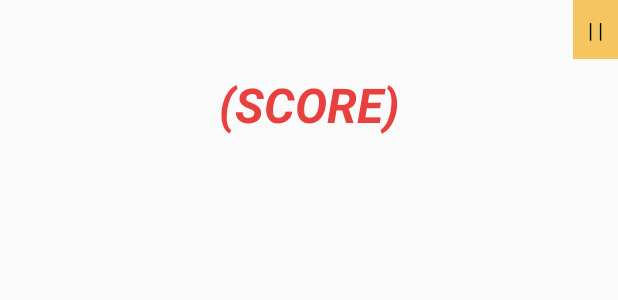
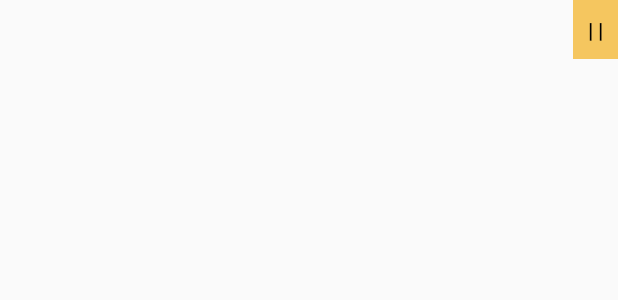
Before and after one commit to jghjianghan/Piano_Tiles_KW, an Android app: the layout fragment_gameplay.xml on its own in the app's theme, with its tools: preview values and no code run, on a phone screen of 412 x 824 dp. Shown: the top 300 px of the screen. Run offline under Robolectric (Android 15) with nearby library versions, the phone set to English and light mode, and no system bars.

Commit message:
pindahin string ke resource, edit style pause dialog dikit

```diff
--- a/app/src/main/res/layout/fragment_gameplay.xml
+++ b/app/src/main/res/layout/fragment_gameplay.xml
@@ -13,12 +13,9 @@
         android:layout_width="wrap_content"
         android:layout_height="wrap_content"
         android:id="@+id/tv_score_value"
-
-        android:text="(SCORE)"
         android:textColor="@color/colorRed"
         android:textStyle="bold|italic"
         android:textSize="32sp"
-
         android:layout_centerHorizontal="true"
         android:layout_marginTop="@android:dimen/app_icon_size"
         />
@@ -28,11 +25,12 @@
         android:layout_width="wrap_content"
         android:layout_height="wrap_content"
         android:background="@color/colorPrimary"
-        android:text="| |"
+        android:text="@string/btn_pause_icon"
         android:textColor="@color/colorBlack"
         android:paddingHorizontal="10dp"
         android:paddingVertical="10dp"
-        android:layout_alignParentRight="true"
+        android:layout_alignParentEnd="true"
+        android:textStyle="bold"
         />
 
 
--- a/app/src/main/res/values/strings.xml
+++ b/app/src/main/res/values/strings.xml
@@ -51,5 +51,11 @@
     <string name="res_win">Congratulations!</string>
     <string name="res_lose">Game Over</string>
 
+<!--    Pause Dialog-->
+    <string name="tv_pause_text">GAME PAUSED</string>
+    <string name="btn_pause_icon">| |</string>
+    <string name="btn_resume_text">resume</string>
+    <string name="btn_exit_text">exit</string>
+
 <!--    <string name=""></string>   -->
 </resources>
```
Also changed, not shown: app/src/main/res/layout/dialog_pause.xml (+4 -3 lines).
